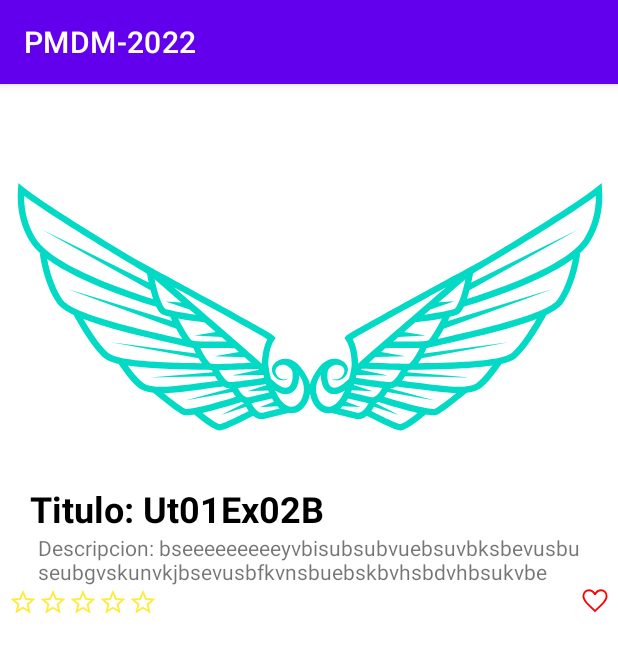
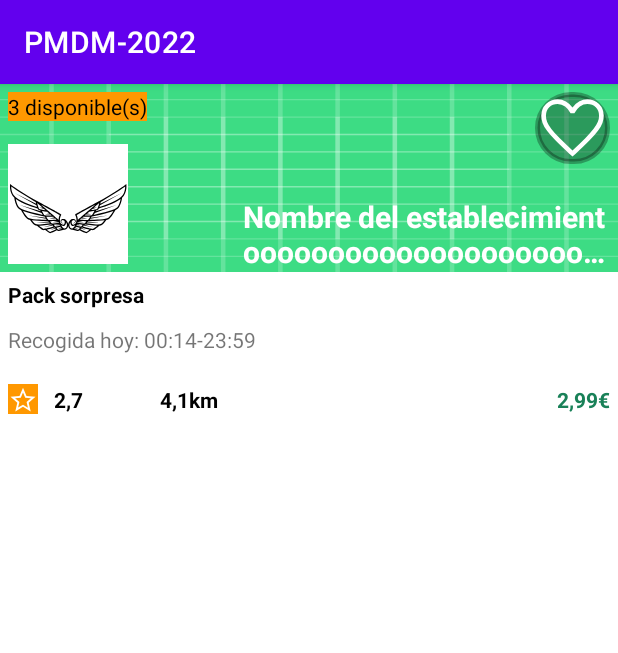
Before and after one commit to Joelgh1/PMDM, an Android app: the screen it shows after launch (Ut01Ex02bActivity before the commit, Ut01Ex04Activity after it), on a phone screen of 412 x 824 dp. Shown: the top 653 px of the screen. Run offline under Robolectric (Android 15) with nearby library versions, the phone set to English and light mode, and no system bars.

Commit message:
Ut01Ex04 trying to replicate the view from "to good to go"

```diff
--- a/app/src/main/AndroidManifest.xml
+++ b/app/src/main/AndroidManifest.xml
@@ -1,6 +1,6 @@
 <?xml version="1.0" encoding="utf-8"?>
 <manifest xmlns:android="http://schemas.android.com/apk/res/android"
-    xmlns:tools="http://schemas.android.com/tools" >
+    xmlns:tools="http://schemas.android.com/tools">
 
     <application
         android:allowBackup="true"
@@ -11,44 +11,52 @@
         android:roundIcon="@mipmap/ic_launcher_round"
         android:supportsRtl="true"
         android:theme="@style/Theme.PMDM2022"
-        tools:targetApi="31" >
+        tools:targetApi="31">
+        <activity
+            android:name=".ut01.ex04.presentation.Ut01Ex04Activity"
+            android:exported="true">
+            <intent-filter>
+                <action android:name="android.intent.action.MAIN" />
+
+                <category android:name="android.intent.category.LAUNCHER" />
+            </intent-filter>
+            <meta-data
+                android:name="android.app.lib_name"
+                android:value="" />
+        </activity>
         <activity
             android:name=".ut01.ex03.presentation.Ut01Ex03bActivity"
-            android:exported="false" >
+            android:exported="true">
+
+
             <meta-data
                 android:name="android.app.lib_name"
                 android:value="" />
         </activity>
         <activity
             android:name=".ut01.ex03.presentation.Ut01Ex03Activity"
-            android:exported="false" >
+            android:exported="false">
             <meta-data
                 android:name="android.app.lib_name"
                 android:value="" />
         </activity>
         <activity
             android:name=".ut01.ex02.presentation.Ut01Ex02bActivity"
-            android:exported="true" >
-            <intent-filter>
-                <action android:name="android.intent.action.MAIN" />
-
-                <category android:name="android.intent.category.LAUNCHER" />
-            </intent-filter>
-
+            android:exported="true">
             <meta-data
                 android:name="android.app.lib_name"
                 android:value="" />
         </activity>
         <activity
             android:name=".ut01.ex02.presentation.Ut01Ex02Activity"
-            android:exported="false" >
+            android:exported="false">
             <meta-data
                 android:name="android.app.lib_name"
                 android:value="" />
         </activity>
         <activity
             android:name=".ut01.ex01.presentation.Ut01Ex01Activity"
-            android:exported="false" >
+            android:exported="false">
             <meta-data
                 android:name="android.app.lib_name"
                 android:value="" />
--- /dev/null
+++ b/app/src/main/java/com/joelgh/pmdm_2022/ut01/ex04/presentation/Ut01Ex04Activity.kt
@@ -0,0 +1,12 @@
+package com.joelgh.pmdm_2022.ut01.ex04.presentation
+
+import androidx.appcompat.app.AppCompatActivity
+import android.os.Bundle
+import com.joelgh.pmdm_2022.R
+
+class Ut01Ex04Activity : AppCompatActivity() {
+    override fun onCreate(savedInstanceState: Bundle?) {
+        super.onCreate(savedInstanceState)
+        setContentView(R.layout.activity_ut01_ex04)
+    }
+}
--- /dev/null
+++ b/app/src/main/res/drawable/round_border.xml
@@ -0,0 +1,10 @@
+<?xml version="1.0" encoding="utf-8"?>
+<selector xmlns:android="http://schemas.android.com/apk/res/android" >
+    <item >
+        <shape android:shape="rectangle"  >
+            <corners android:radius="50dip" />
+            <stroke android:width="3dip" android:color="@color/weak_black" />
+            <solid android:color="#4D000000" />
+        </shape>
+    </item>
+</selector>
--- /dev/null
+++ b/app/src/main/res/layout/activity_ut01_ex04.xml
@@ -0,0 +1,122 @@
+<?xml version="1.0" encoding="utf-8"?>
+<LinearLayout xmlns:android="http://schemas.android.com/apk/res/android"
+    xmlns:app="http://schemas.android.com/apk/res-auto"
+    xmlns:tools="http://schemas.android.com/tools"
+    android:layout_width="match_parent"
+    android:orientation="vertical"
+    android:layout_height="match_parent"
+    tools:context=".ut01.ex04.presentation.Ut01Ex04Activity">
+
+    <RelativeLayout
+        android:layout_width="match_parent"
+        android:layout_height="125dp"
+        android:background="@drawable/ic_launcher_background">
+
+        <TextView
+            android:id="@+id/disponible"
+            android:textColor="@color/black"
+            android:layout_margin="@dimen/image_margin"
+            android:background="@color/orange"
+            android:layout_width="wrap_content"
+            android:layout_height="wrap_content"
+            android:text="@string/disponible"/>
+
+        <androidx.appcompat.widget.AppCompatImageView
+            android:id="@+id/heart"
+            android:tint="@color/white"
+            android:layout_margin="@dimen/image_margin"
+            android:scaleType="centerCrop"
+            android:background="@drawable/round_border"
+            android:layout_width="50dp"
+            android:layout_height="wrap_content"
+            app:srcCompat="@drawable/empty_heart"
+            android:layout_alignParentEnd="true"/>
+        <androidx.appcompat.widget.AppCompatImageView
+            android:id="@+id/logo"
+            android:background="@color/white"
+            android:scaleType="centerCrop"
+            android:layout_margin="@dimen/image_margin"
+            android:layout_width="@dimen/logo_size"
+            android:layout_height="@dimen/logo_size"
+            app:srcCompat="@drawable/ic_wings"
+            android:layout_alignParentBottom="true"/>
+        <TextView
+            android:id="@+id/title"
+            android:maxLines="2"
+            android:ellipsize="end"
+            android:layout_width="@dimen/text_width"
+            android:layout_height="wrap_content"
+            android:textStyle="bold"
+            android:textColor="@color/white"
+            android:gravity="bottom"
+            android:textAlignment="gravity"
+            android:textSize="@dimen/text_size"
+            android:text="@string/product_title"
+            android:layout_below="@+id/heart"
+            android:layout_alignParentEnd="true"
+            android:layout_alignParentBottom="true"/>
+
+    </RelativeLayout>
+    <RelativeLayout
+        android:layout_width="match_parent"
+        android:layout_height="100dp">
+
+        <TextView
+            android:id="@+id/text_title"
+            android:layout_margin="@dimen/image_margin"
+            android:layout_width="wrap_content"
+            android:layout_height="wrap_content"
+            android:text="@string/text_title"
+            android:textColor="@color/black"
+            android:textStyle="bold"/>
+        <TextView
+            android:id="@+id/info"
+            android:layout_margin="@dimen/image_margin"
+            android:text="@string/info"
+            android:layout_width="wrap_content"
+            android:layout_height="wrap_content"
+            android:layout_below="@+id/text_title"/>
+        <androidx.appcompat.widget.AppCompatImageView
+            android:id="@+id/star_rate"
+            android:layout_margin="@dimen/image_margin"
+            android:layout_width="@dimen/star_size"
+            android:layout_height="@dimen/star_size"
+            android:scaleType="centerCrop"
+            app:srcCompat="@drawable/empty_star"
+            android:tint="@color/white"
+            android:background="@color/orange"
+            android:layout_alignParentBottom="true"/>
+        <TextView
+            android:id="@+id/rating"
+            android:layout_width="wrap_content"
+            android:layout_height="wrap_content"
+            android:layout_margin="@dimen/image_margin"
+            android:text="@string/rating"
+            android:textColor="@color/black"
+            android:textStyle="bold"
+            android:layout_toEndOf="@+id/star_rate"
+            android:layout_alignParentBottom="true"/>
+
+        <TextView
+            android:id="@+id/distance"
+            android:layout_margin="@dimen/image_margin"
+            android:layout_width="wrap_content"
+            android:layout_height="wrap_content"
+            android:textStyle="bold"
+            android:textColor="@color/black"
+            android:text="@string/distance"
+            android:layout_alignParentBottom="true"
+            android:layout_toEndOf="@id/text_title"/>
+        <TextView
+            android:id="@+id/price"
+            android:layout_margin="@dimen/image_margin"
+            android:layout_width="wrap_content"
+            android:layout_height="wrap_content"
+            android:textStyle="bold"
+            android:textColor="@color/dark_green"
+            android:text="@string/price"
+            android:layout_alignParentBottom="true"
+            android:layout_alignParentEnd="true"/>
+    </RelativeLayout>
+
+</LinearLayout>
--- a/app/src/main/res/values/colors.xml
+++ b/app/src/main/res/values/colors.xml
@@ -9,4 +9,7 @@
     <color name="white">#FFFFFFFF</color>
     <color name="red">#FF0000</color>
     <color name="yellow">#FFEB3B</color>
+    <color name="orange">#FF9800</color>
+    <color name="dark_green">#198158</color>
+    <color name="weak_black">#4D000000</color>
 </resources>
--- a/app/src/main/res/values/dimens.xml
+++ b/app/src/main/res/values/dimens.xml
@@ -9,4 +9,8 @@
     <dimen name="title_padding">20dp</dimen>
     <dimen name="star_dimen">20dp</dimen>
     <dimen name="heart_padding">225dp</dimen>
+    <dimen name="star_size">20dp</dimen>
+    <dimen name="text_size">20sp</dimen>
+    <dimen name="logo_size">80dp</dimen>
+    <dimen name="text_width">250dp</dimen>
 </resources>
--- a/app/src/main/res/values/strings.xml
+++ b/app/src/main/res/values/strings.xml
@@ -7,4 +7,11 @@
     <string name="content">ajvbeusbusbvjsbvsuebvsukebvskujsjdjksbvsjbvhsebvhjsbvkshdbvhsdvhsdvdsgbhrnhsrhnrndssrahhtshshthrth</string>
     <string name="ut01_ex03">PMDM</string>
     <string name="ut01_ex03_text">Ut01Ex03</string>
+    <string name="disponible">3 disponible(s)</string>
+    <string name="price">2,99€</string>
+    <string name="distance">4,1km</string>
+    <string name="rating">2,7</string>
+    <string name="info">Recogida hoy: 00:14-23:59</string>
+    <string name="text_title">Pack sorpresa</string>
+    <string name="product_title">Nombre del establecimientoooooooooooooooooooooooooooooooooooooooooooooooooooooooooooooooooo</string>
 </resources>
```
